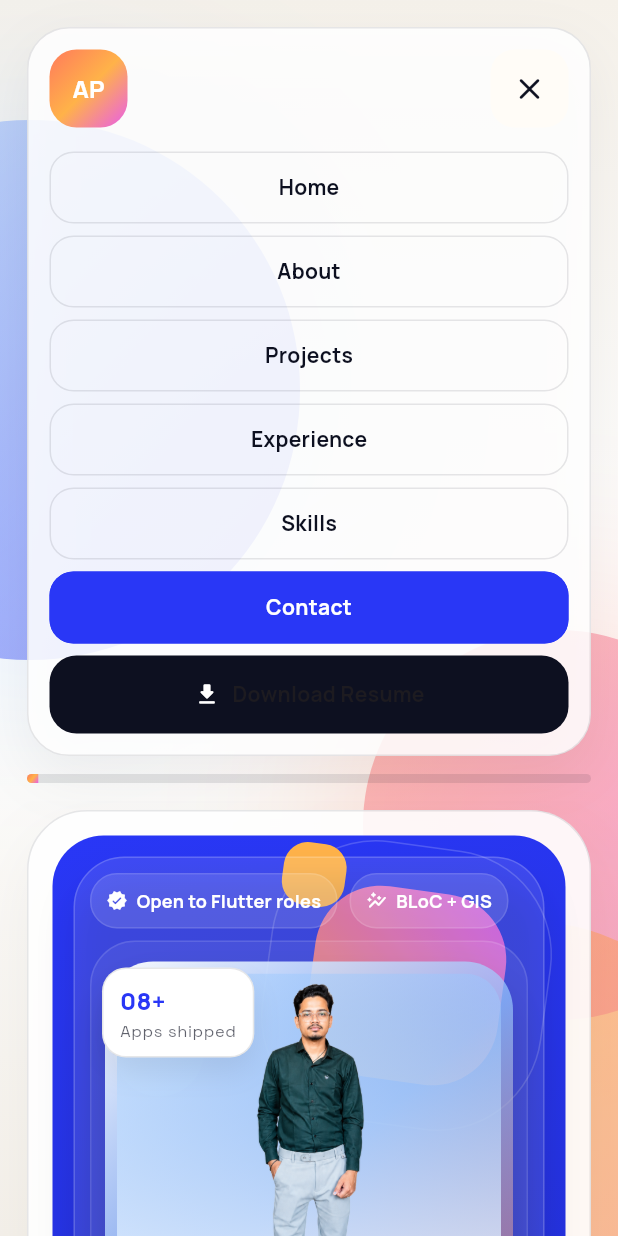
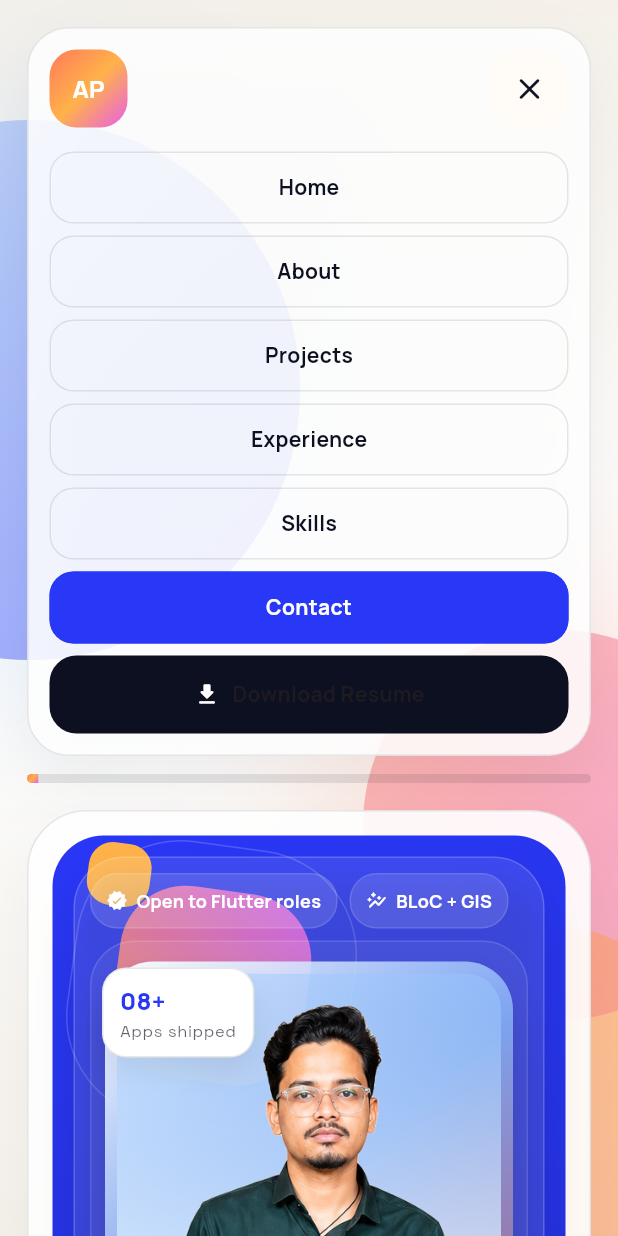
Before and after one commit to aniket-050/my_portfolio, a Flutter app: the screen it shows after launch, after a tap on the "menu" icon, on a phone screen of 412 x 824 dp. Run offline on Flutter 3.47's test engine with Material 3 defaults, Android fonts, the phone set to English and light mode, and no system bars; our stand-ins replace cloud_firestore, equatable, firebase_auth, firebase_core, firebase_storage, flutter_bloc and 2 more; missing offline and left inert: dart:html; accounts and stored records are empty.

Commit message:
Use passport-style hero photo and keep desktop layout on smaller screens
Crop the hero photo to a head-and-shoulders passport frame, move the
orbital animation to the left, and scale the desktop hero layout down
on non-mobile widths instead of switching to the stacked layout.

Co-Authored-By: Claude Opus 5.5 <noreply@anthropic.com>

```diff
--- a/lib/src/features/portfolio/view/portfolio_page.dart
+++ b/lib/src/features/portfolio/view/portfolio_page.dart
@@ -680,17 +680,61 @@ class _HomePanel extends StatelessWidget {
   final VoidCallback onResumeTap;
   final ValueChanged<String> onLaunch;
 
-  @override
-  Widget build(BuildContext context) {
+  /// Width the desktop hero is designed at. Narrower non-mobile screens render
+  /// the same layout scaled down so the look stays identical.
+  static const double _designWidth = 1240;
+
+  @override
+  Widget build(BuildContext context) {
+    final mediaQuery = MediaQuery.of(context);
+    final stacked = Breakpoints.isMobile(mediaQuery.size.width);
+
     return LayoutBuilder(
       builder: (context, constraints) {
-        final stacked = constraints.maxWidth < 1160;
-        final targetHeight = stacked
-            ? null
-            : math.max(620.0, viewportHeight - 132.0);
-
+        if (stacked) {
+          return _buildPanel(stacked: true, minHeight: 0);
+        }
+
+        final scale = math.min(1.0, constraints.maxWidth / _designWidth);
+        final panel = SizedBox(
+          width: constraints.maxWidth / scale,
+          child: _buildPanel(
+            stacked: false,
+            minHeight: math.max(620.0, viewportHeight - 132.0) / scale,
+          ),
+        );
+
+        if (scale == 1.0) {
+          return panel;
+        }
+
+        // Hero widgets read MediaQuery for density, so report a desktop-sized
+        // viewport to keep the scaled layout pixel-for-pixel consistent.
+        return SizedBox(
+          width: constraints.maxWidth,
+          child: FittedBox(
+            fit: BoxFit.fitWidth,
+            alignment: Alignment.topCenter,
+            child: MediaQuery(
+              data: mediaQuery.copyWith(
+                size: Size(
+                  math.max(mediaQuery.size.width, 1320),
+                  math.max(mediaQuery.size.height, 760),
+                ),
+              ),
+              child: panel,
+            ),
+          ),
+        );
+      },
+    );
+  }
+
+  Widget _buildPanel({required bool stacked, required double minHeight}) {
+    return Builder(
+      builder: (context) {
         return ConstrainedBox(
-          constraints: BoxConstraints(minHeight: targetHeight ?? 0),
+          constraints: BoxConstraints(minHeight: minHeight),
           child: Container(
             padding: EdgeInsets.all(stacked ? 16 : 18),
             decoration: BoxDecoration(
@@ -1005,8 +1049,8 @@ class _HeroCanvas extends StatelessWidget {
                 ),
               ),
               Positioned(
-                right: stacked ? -18 : 8,
-                top: stacked ? -24 : -34,
+                left: stacked ? -18 : -40,
+                top: stacked ? -24 : -56,
                 child: const _OrbitalShape(),
               ),
               if (stacked)
@@ -1360,7 +1404,7 @@ class _HeroVisualPanelState extends State<_HeroVisualPanel>
                     if (!compact)
                       Positioned(
                         top: -28,
-                        right: -14,
+                        left: -14,
                         child: IgnorePointer(
                           child: Opacity(
                             opacity: 0.52,
@@ -1499,11 +1543,8 @@ class _HeroImageFrame extends StatelessWidget {
         ],
       ),
       child: AspectRatio(
-        aspectRatio: dense
-            ? 0.92
-            : compact
-            ? 0.84
-            : 1.05,
+        // Passport proportions (roughly 35:45).
+        aspectRatio: dense ? 0.86 : 0.8,
         child: Stack(
           clipBehavior: Clip.none,
           children: [
@@ -1669,8 +1710,8 @@ class _PortfolioProfileImage extends StatelessWidget {
     final image = isRemote
         ? Image.network(
             source,
-            fit: BoxFit.contain,
-            alignment: Alignment.bottomCenter,
+            fit: BoxFit.cover,
+            alignment: Alignment.topCenter,
             filterQuality: FilterQuality.medium,
             errorBuilder: (context, error, stackTrace) {
               return const _ProfileFallback();
@@ -1678,8 +1719,8 @@ class _PortfolioProfileImage extends StatelessWidget {
           )
         : Image.asset(
             source,
-            fit: BoxFit.contain,
-            alignment: Alignment.bottomCenter,
+            fit: BoxFit.cover,
+            alignment: Alignment.topCenter,
             filterQuality: FilterQuality.medium,
             errorBuilder: (context, error, stackTrace) {
               return const _ProfileFallback();
```
